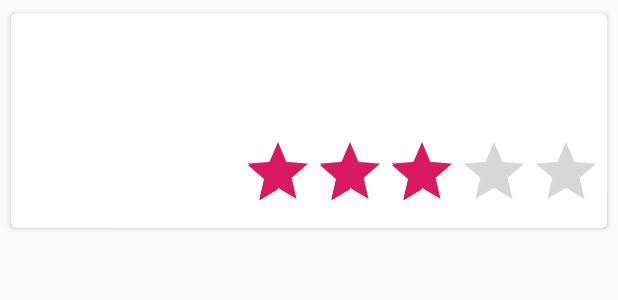
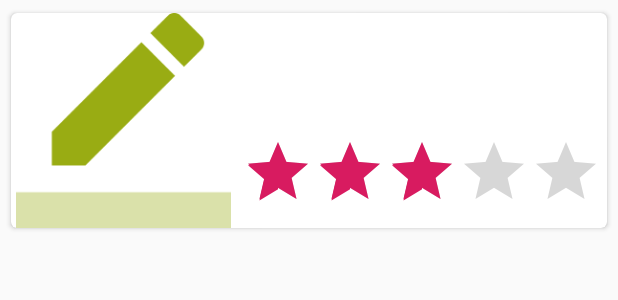
Before and after one commit to dhiddiSk/Android-Food-Application, an Android app: the layout layout_product_childview.xml on its own in the app's theme, with its tools: preview values and no code run, on a phone screen of 412 x 824 dp. Shown: the top 300 px of the screen. Run offline under Robolectric (Android 15) with nearby library versions, the phone set to English and light mode, and no system bars.

Commit message:
Added Products List dummy image

```diff
--- a/app/src/main/java/com/example/ProductsListAdapter.java
+++ b/app/src/main/java/com/example/ProductsListAdapter.java
@@ -50,7 +50,7 @@ public class ProductsListAdapter extends RecyclerView.Adapter<ProductsListAdapte
         holder.productName.setText("Product: "+products.get(position).getProductName());
         holder.producerName.setText("Manufacturer: "+products.get(position).getProducerName());
         holder.tv_env.setText("Environment Count: "+products.get(position).getEnvironment());
-        Picasso.get().load("http://i.imgur.com/DvpvklR.png").into(holder.imageView);
+   //     Picasso.get().load("http://i.imgur.com/DvpvklR.png").into(holder.imageView);
     }
 
     //Set the products Count
--- a/app/src/main/res/layout/layout_product_childview.xml
+++ b/app/src/main/res/layout/layout_product_childview.xml
@@ -20,7 +20,8 @@
             android:layout_width="200dp"
             android:layout_height="match_parent"
             android:layout_gravity="center"
-            android:layout_weight="1" />
+            android:layout_weight="1"
+            app:srcCompat="@drawable/ic_border_color_black_24dp"/>
 
         <LinearLayout
             android:layout_width="match_parent"
```
